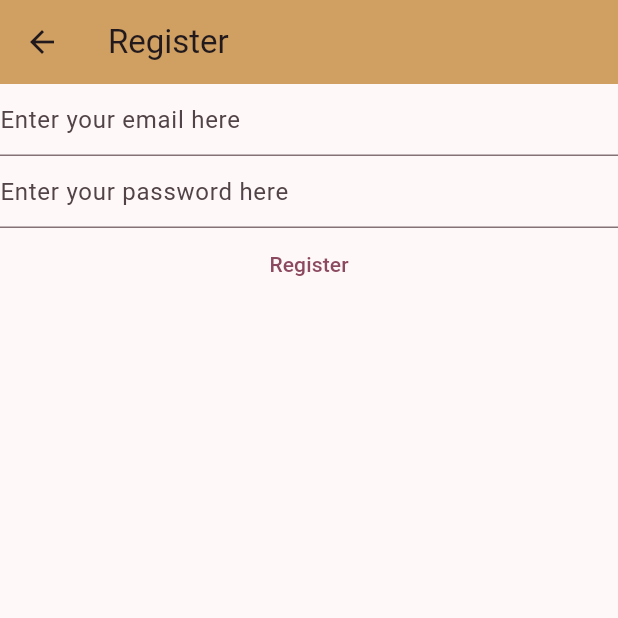
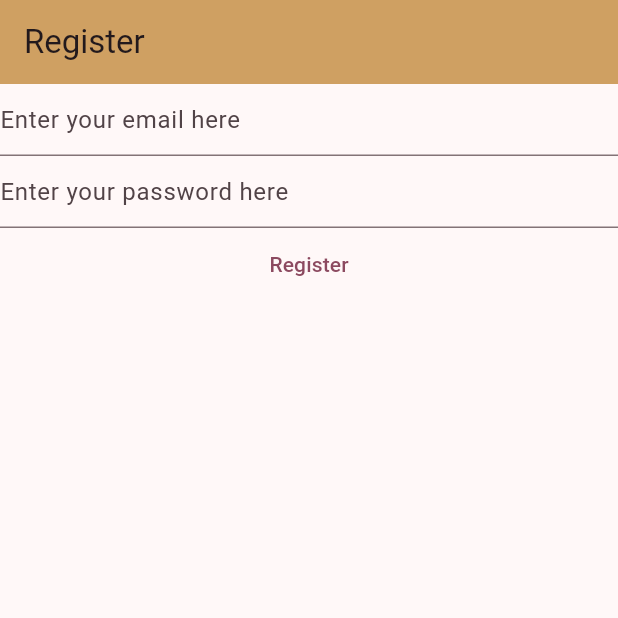
Before and after one commit to odrzywolekmarta/MyNotes, a Flutter app: the RegisterView screen opened directly, after a tap on "Register", on a phone screen of 412 x 824 dp, the top half of it. Run offline on Flutter 3.47's test engine with Material 3 defaults, Android fonts, the phone set to English and light mode, and no system bars; our stand-ins replace firebase_auth, firebase_core; accounts and stored records are empty; generated files the repository leaves out were written again; network calls fail.

```diff
--- a/lib/main.dart
+++ b/lib/main.dart
@@ -14,7 +14,7 @@ void main() {
         colorScheme: ColorScheme.fromSeed(seedColor: Colors.black),
         useMaterial3: true,
       ),
-      home: const LoginView(),
+      home: const RegisterView(),
     )
   );
 }
@@ -81,10 +81,22 @@ class _RegisterViewState extends State<RegisterView> {
             TextButton(onPressed: () async {
               final email = _email.text;
               final password = _password.text;
+              try {
               final userCredential = await FirebaseAuth.instance.createUserWithEmailAndPassword(
                 email: email,
                 password: password);
                 print(userCredential);
+              } on FirebaseAuthException catch (error) {
+                switch (error.code) {
+                  case 'weak-password':
+                  print('Weak password');
+                  case 'email-already-in-use':
+                  print('Email already exists');
+                  default:
+                  print(error.code);
+                  print('Something else happened');
+                }
+              }
             },
             child: const Text('Register')
             )
```
